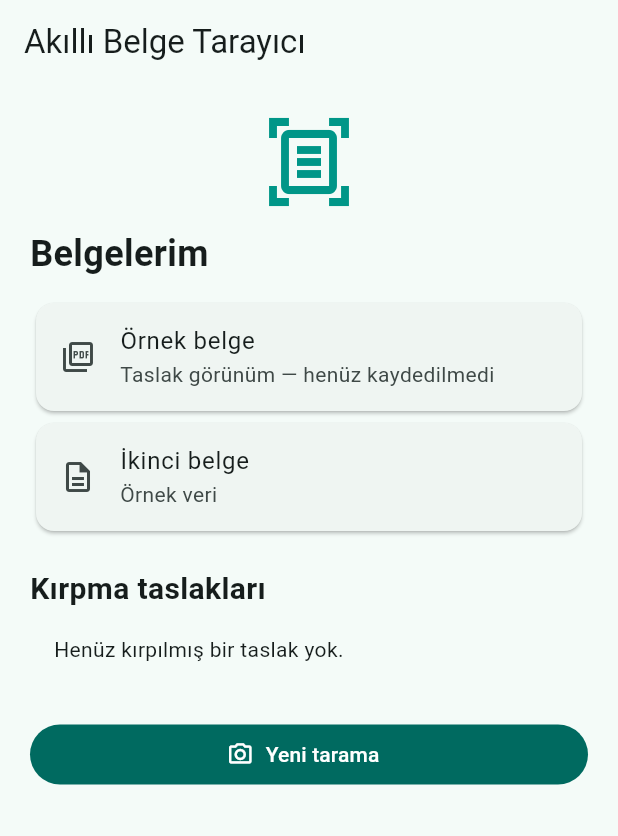
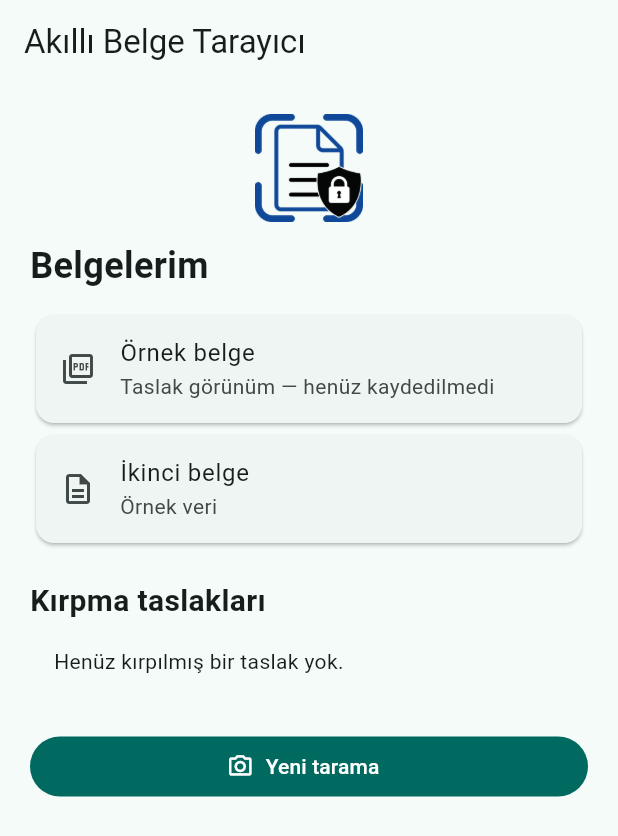
Before and after one commit to rjhtctn/scan_app-mobile-programming-project, a Flutter app: the screen it shows after launch, on a phone screen of 412 x 824 dp. Shown: the top 836 px of the screen. Run offline on Flutter 3.47's test engine with Material 3 defaults, Android fonts, the phone set to English and light mode, and no system bars; our stand-ins replace camera; project files that could hold a hidden picture were left out.

Commit message:
feat(branding): mevcut docs logosunu uygulama ve Android simgesi olarak kullan

```diff
--- a/src/lib/ui/home_screen.dart
+++ b/src/lib/ui/home_screen.dart
@@ -44,7 +44,7 @@ class _HomeScreenState extends State<HomeScreen> {
     return Scaffold(
       appBar: AppBar(title: const Text('Akıllı Belge Tarayıcı')),
       body: ListView(padding: const EdgeInsets.all(20), children: [
-        const Icon(Icons.document_scanner_outlined, size: 64, color: Colors.teal),
+        const Image(image: AssetImage('assets/logo.png'), width: 72, height: 72),
         const SizedBox(height: 12),
         const Text('Belgelerim', style: TextStyle(fontSize: 24, fontWeight: FontWeight.bold)),
         const SizedBox(height: 12),
--- a/src/pubspec.yaml
+++ b/src/pubspec.yaml
@@ -20,3 +20,5 @@ dev_dependencies:
 
 flutter:
   uses-material-design: true
+  assets:
+    - assets/logo.png
```
Also changed, not shown: src/assets/logo.png (added), 8 other files.
